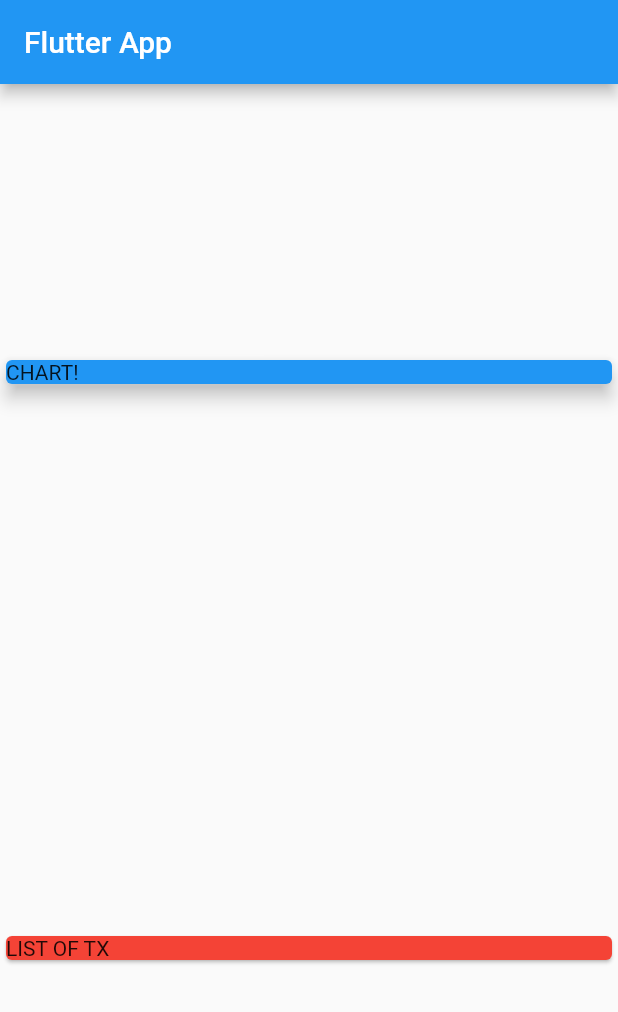
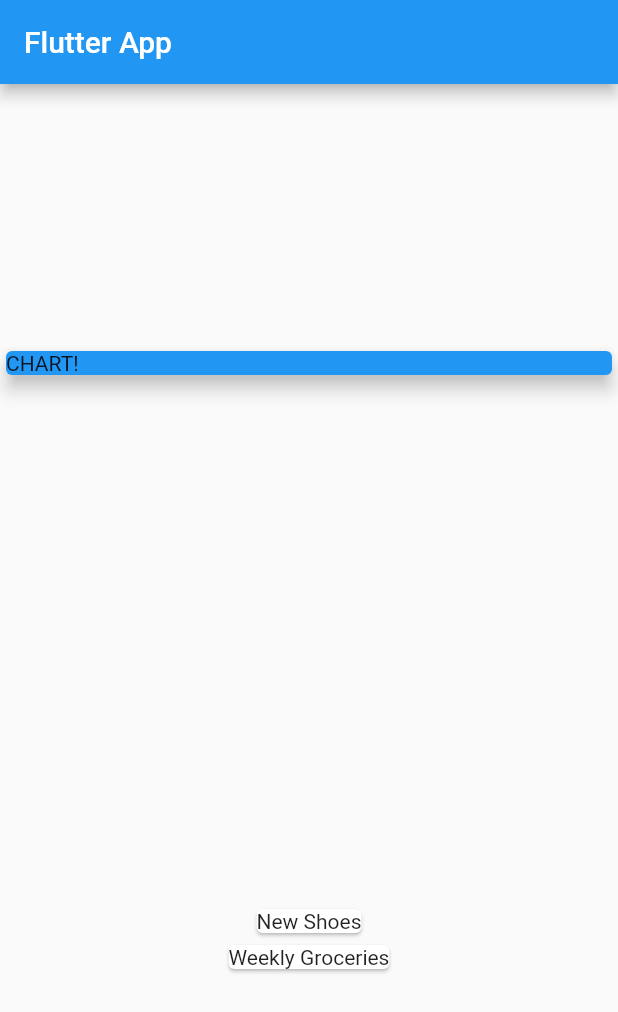
Before and after one commit to godo129/Flutter_Expense_App, a Flutter app: the screen it shows after launch, on a phone screen of 412 x 824 dp. Shown: the top 1012 px of the screen. Run offline on Flutter 3.47's test engine with Material 2 defaults, Android fonts, the phone set to English and light mode, and no system bars.

Commit message:
동적인 카드

```diff
--- a/lib/main.dart
+++ b/lib/main.dart
@@ -49,10 +49,12 @@ class MyHomePage extends StatelessWidget {
                 elevation: 5,
               ),
             ),
-            Card(
-              color: Colors.red,
-              child: Text('LIST OF TX'),
-            )
+            Column(
+                children: transactions.map((tx) {
+              return Card(
+                child: Text(tx.title),
+              );
+            }).toList())
           ]),
     );
   }
```
